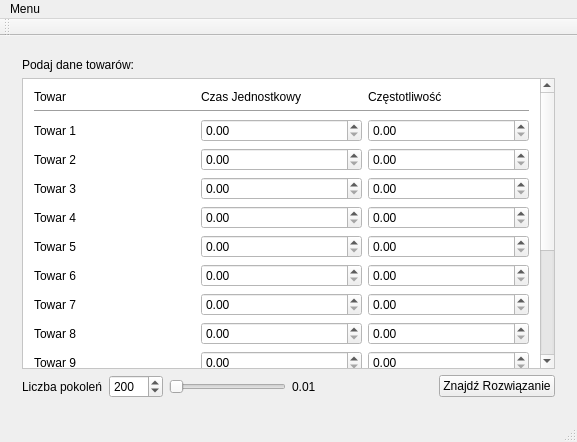
First picture: the form in src/view/userwindow.ui, repository starhel/pszt-magazyn, before the edit.
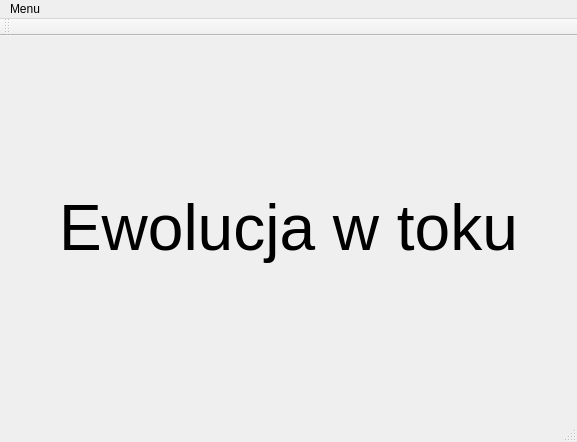
Second picture: the form after the edit.

Commit message: GUI czeka na magie

Diff of the .ui file:
```diff
--- a/src/view/userwindow.ui
+++ b/src/view/userwindow.ui
@@ -14,11 +14,11 @@
    <string>Problem Magazyniera</string>
   </property>
   <widget class="QWidget" name="centralWidget">
-   <layout class="QVBoxLayout" name="verticalLayout_2">
+   <layout class="QVBoxLayout" name="verticalLayout_5">
     <item>
      <widget class="QStackedWidget" name="stackedWidget">
       <property name="currentIndex">
-       <number>0</number>
+       <number>2</number>
       </property>
       <widget class="QWidget" name="inputPage">
        <layout class="QVBoxLayout" name="verticalLayout_3">
@@ -605,6 +605,78 @@
         </item>
        </layout>
       </widget>
+      <widget class="QWidget" name="loadingPage">
+       <layout class="QVBoxLayout" name="verticalLayout_2">
+        <item>
+         <spacer name="verticalSpacer">
+          <property name="orientation">
+           <enum>Qt::Vertical</enum>
+          </property>
+          <property name="sizeHint" stdset="0">
+           <size>
+            <width>20</width>
+            <height>128</height>
+           </size>
+          </property>
+         </spacer>
+        </item>
+        <item>
+         <layout class="QHBoxLayout" name="horizontalLayout_5">
+          <item>
+           <spacer name="horizontalSpacer_3">
+            <property name="orientation">
+             <enum>Qt::Horizontal</enum>
+            </property>
+            <property name="sizeHint" stdset="0">
+             <size>
+              <width>40</width>
+              <height>20</height>
+             </size>
+            </property>
+           </spacer>
+          </item>
+          <item>
+           <widget class="QLabel" name="label_23">
+            <property name="font">
+             <font>
+              <pointsize>48</pointsize>
+             </font>
+            </property>
+            <property name="text">
+             <string>Ewolucja w toku</string>
+            </property>
+           </widget>
+          </item>
+          <item>
+           <spacer name="horizontalSpacer_4">
+            <property name="orientation">
+             <enum>Qt::Horizontal</enum>
+            </property>
+            <property name="sizeHint" stdset="0">
+             <size>
+              <width>40</width>
+              <height>20</height>
+             </size>
+            </property>
+           </spacer>
+          </item>
+         </layout>
+        </item>
+        <item>
+         <spacer name="verticalSpacer_2">
+          <property name="orientation">
+           <enum>Qt::Vertical</enum>
+          </property>
+          <property name="sizeHint" stdset="0">
+           <size>
+            <width>20</width>
+            <height>128</height>
+           </size>
+          </property>
+         </spacer>
+        </item>
+       </layout>
+      </widget>
      </widget>
     </item>
    </layout>
```
The commit also changes 2 other files.
